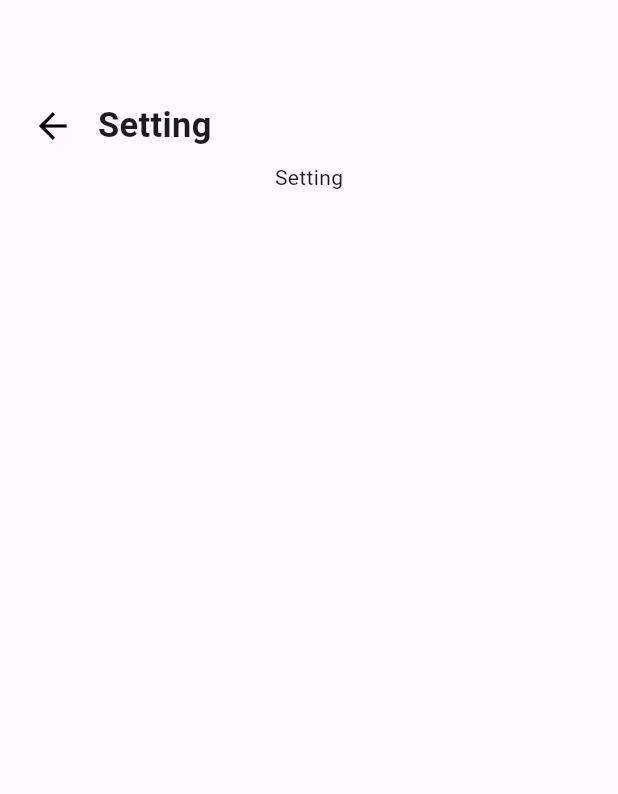
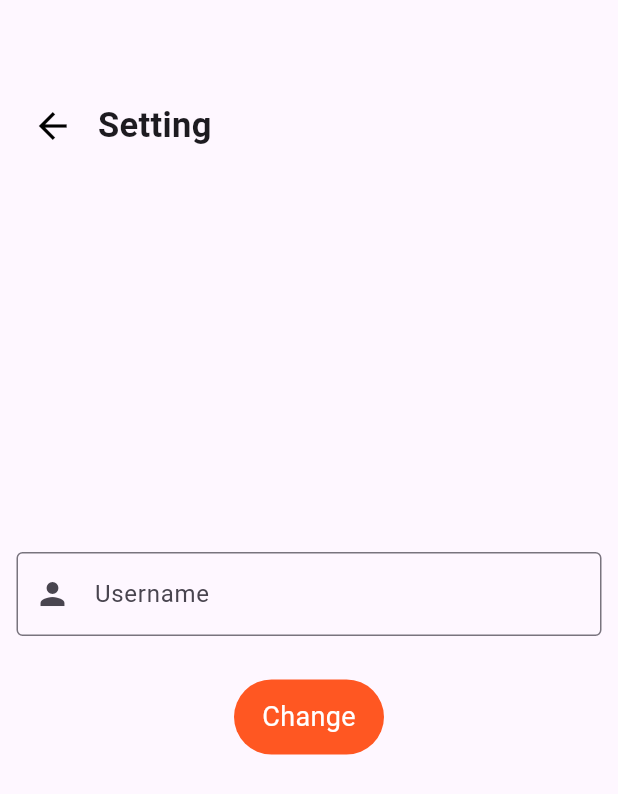
Before and after one commit to Project-Mobile-Sun-Palm/project-mobile, a Flutter app: the HomeScreen screen opened by its route, after a tap on the "person" icon, on a phone screen of 412 x 824 dp. Shown: the top 794 px of the screen. Run offline on Flutter 3.47's test engine with Material 3 defaults, Android fonts, the light colour scheme and no system bars; our stand-ins replace cloud_firestore, firebase_auth, firebase_core, syncfusion_flutter_gauges; accounts and stored records are empty.

Commit message:
change_username

```diff
--- a/lib/main.dart
+++ b/lib/main.dart
@@ -31,7 +31,7 @@ void main() async {
 
   runApp(MaterialApp(
     title: "Project",
-    initialRoute: '/signup_screen',
+    initialRoute: '/setting_screen',
     routes: {
       '/': (context) => const MainPage(),
       '/bottomnavbar': (context) => const BottomNavBar(),
--- a/lib/models/account.dart
+++ b/lib/models/account.dart
@@ -90,6 +90,10 @@ class Account {
     return _bmi;
   }
 
+  void setUsername(String username) {
+    _username = username;
+  }
+
   void setBMI(double bmi) {
     _bmi = bmi;
   }
--- a/lib/services/database_user.dart
+++ b/lib/services/database_user.dart
@@ -33,6 +33,13 @@ class DatabaseUser {
   void updateBMI(String accountID, double bmi) {
     getAll(accountID).then((value) => {
       value?.setBMI(bmi),
+      updateAccount(accountID, value ?? Account("NoUsername", "NoEmail"))
+    });
+  }
+
+  void updateUsername(String accountID, String username) {
+    getAll(accountID).then((value) => {
+      value?.setUsername(username),
       updateAccount(accountID, value ?? Account("NoUsername", "NoEmail"))
     });
   }
--- a/lib/views/bmi_screen.dart
+++ b/lib/views/bmi_screen.dart
@@ -53,8 +53,6 @@ class _BMIScreenState extends State<BMIScreen> {
                 ),)
               ],
             ),
-
-
 
             //IMAGE
             Image.asset('assets/images/bmi.jpg'),
--- a/lib/views/setting_screen.dart
+++ b/lib/views/setting_screen.dart
@@ -1,4 +1,6 @@
 import 'package:flutter/material.dart';
+import 'package:project/services/auth.dart';
+import 'package:project/services/database_user.dart';
 
 class SettingScreen extends StatefulWidget {
   const SettingScreen({super.key});
@@ -8,6 +10,9 @@ class SettingScreen extends StatefulWidget {
 }
 
 class _SettingScreenState extends State<SettingScreen> {
+
+  TextEditingController usernameController = TextEditingController();
+  late String username = "";
 
   void goBack() {
     Navigator.pushNamed(context, '/bottomnavbar');
@@ -26,18 +31,61 @@ class _SettingScreenState extends State<SettingScreen> {
 
                 IconButton(
                   onPressed: goBack,
-                  icon: Icon(Icons.arrow_back, size: 28, color: Colors.black,)
+                  icon: const Icon(Icons.arrow_back, size: 28, color: Colors.black,)
                 ),
 
-                Text(" Setting", style: TextStyle(
+                const Text(" Setting", style: TextStyle(
                   fontSize: 23,
                   fontWeight: FontWeight.bold
                 ),)
               ],
             ),
 
-            Center(
-              child: Text("Setting"),
+            const SizedBox(
+              height: 260,
+            ),
+
+            SizedBox(
+              height: 70,
+              width: 390,
+              child: TextField(
+                controller: usernameController,
+                decoration: const InputDecoration(
+                  prefixIcon: Icon(Icons.person),
+                  hintText: 'Username',
+                  border: OutlineInputBorder(),
+                  focusedBorder: OutlineInputBorder(
+                    borderSide: BorderSide(color: Colors.deepOrange)
+                  )
+                ),
+              ),
+            ),
+
+            const SizedBox(
+              height: 15,
+            ),
+
+            InkWell(
+              onTap: () {
+                username = usernameController.text;
+                setState(() {
+                  DatabaseUser().updateUsername(Auth().currentUser!.uid, username);
+                });
+              },
+              child: Container(
+                height: 50,
+                width: 100,
+                decoration: BoxDecoration(
+                  borderRadius: BorderRadius.circular(30),
+                  color: Colors.deepOrange
+                ),
+                child: const Center(
+                  child: Text("Change", style: TextStyle(
+                    color: Colors.white,
+                    fontSize: 18
+                  ),),
+                ),
+              ),
             )
         ],
       )
```
